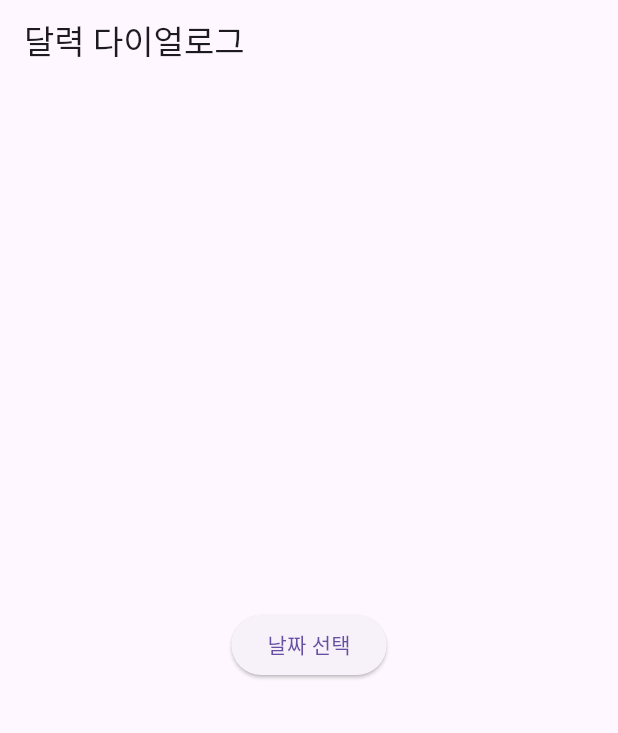
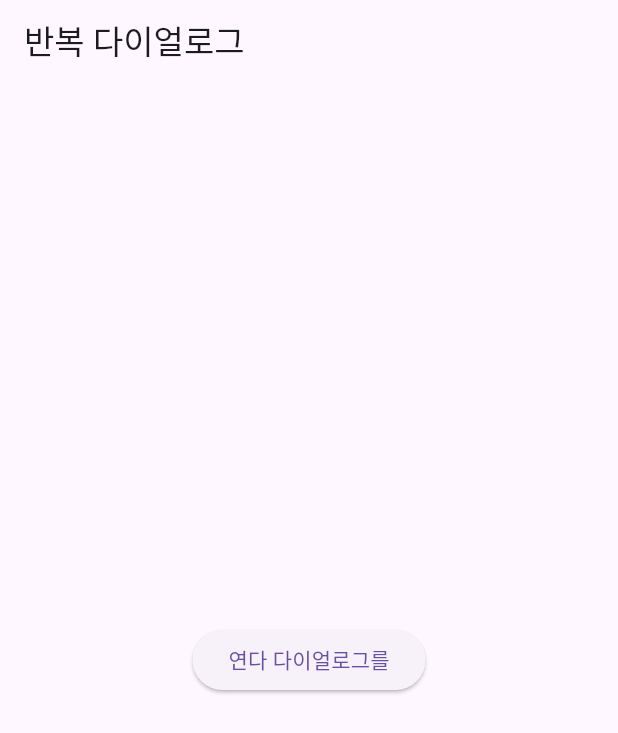
Before and after one commit to Young14482/project_planit_my, a Flutter app: the screen it shows after launch, on a phone screen of 412 x 824 dp. Shown: the top 733 px of the screen. Run offline on Flutter 3.47's test engine with Material 3 defaults, Android fonts, the phone set to English and light mode, and no system bars; our stand-ins replace table_calendar.

Commit message:
[feat] 반복 화면 그림 완료

```diff
--- a/lib/main.dart
+++ b/lib/main.dart
@@ -1,6 +1,7 @@
 import 'package:flutter/material.dart';
 import 'package:flutter_localizations/flutter_localizations.dart';
 import 'package:intl/date_symbol_data_local.dart';
+import 'package:planit/repeat/repeat_task_screen.dart';
 import 'package:planit/time/time_set-screen.dart';
 
 import 'calender/dialog/calendar_dialog_screen.dart';
@@ -26,7 +27,7 @@ class MyApp extends StatelessWidget {
       supportedLocales: [
         const Locale('ko', 'KR'), // 한국어
       ],
-      home: CalendarDialogScreen(),
+      home: RepeatTaskScreen(),
     );
   }
 }
--- /dev/null
+++ b/lib/repeat/repeat_task_screen.dart
@@ -0,0 +1,24 @@
+import 'package:flutter/material.dart';
+import 'repeat_task_dialog.dart';
+
+class RepeatTaskScreen extends StatelessWidget {
+  @override
+  Widget build(BuildContext context) {
+    return Scaffold(
+      appBar: AppBar(title: Text('반복 다이얼로그')),
+      body: Center(
+        child: ElevatedButton(
+          onPressed: () {
+            showDialog(
+              context: context,
+              builder: (BuildContext context) {
+                return RepeatTaskDialog();
+              },
+            );
+          },
+          child: Text('연다 다이얼로그를'),
+        ),
+      ),
+    );
+  }
+}
```
Also changed, not shown: lib/repeat/repeat_task_dialog.dart (added, +84 -0 lines).
